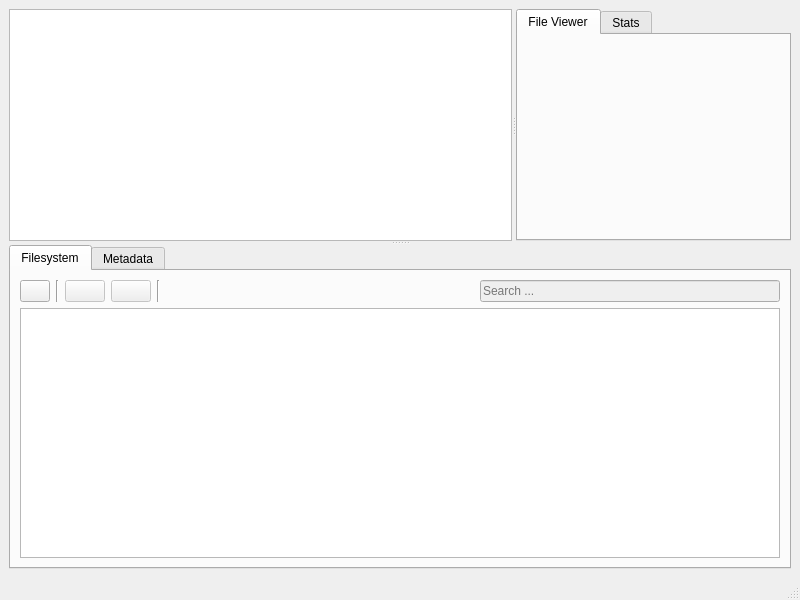
Old version of the form src/ui/windows/mainwindow.ui in the repository davidferrei/nomen.
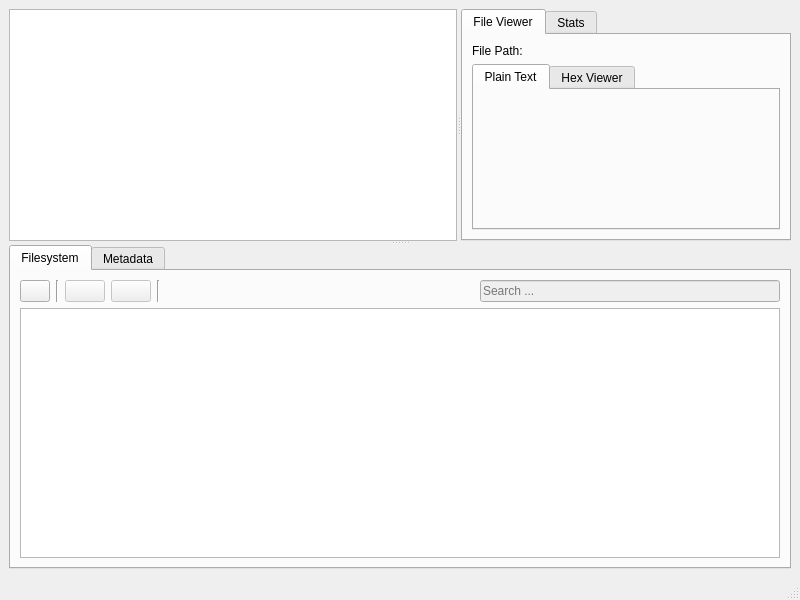
New version of the form. Icons and pictures are not drawn.

Patch:
```diff
--- a/src/ui/windows/mainwindow.ui
+++ b/src/ui/windows/mainwindow.ui
@@ -51,6 +51,32 @@
            <attribute name="title">
             <string>File Viewer</string>
            </attribute>
+           <layout class="QVBoxLayout" name="verticalLayout_3">
+            <item>
+             <widget class="QLabel" name="filePath">
+              <property name="text">
+               <string>File Path:</string>
+              </property>
+             </widget>
+            </item>
+            <item>
+             <widget class="QTabWidget" name="ViewersTabWidget">
+              <property name="currentIndex">
+               <number>0</number>
+              </property>
+              <widget class="QWidget" name="txtViewerTab">
+               <attribute name="title">
+                <string>Plain Text</string>
+               </attribute>
+              </widget>
+              <widget class="QWidget" name="hexViewerTab">
+               <attribute name="title">
+                <string>Hex Viewer</string>
+               </attribute>
+              </widget>
+             </widget>
+            </item>
+           </layout>
           </widget>
           <widget class="QWidget" name="statsViewerTab_2">
            <attribute name="title">
```
